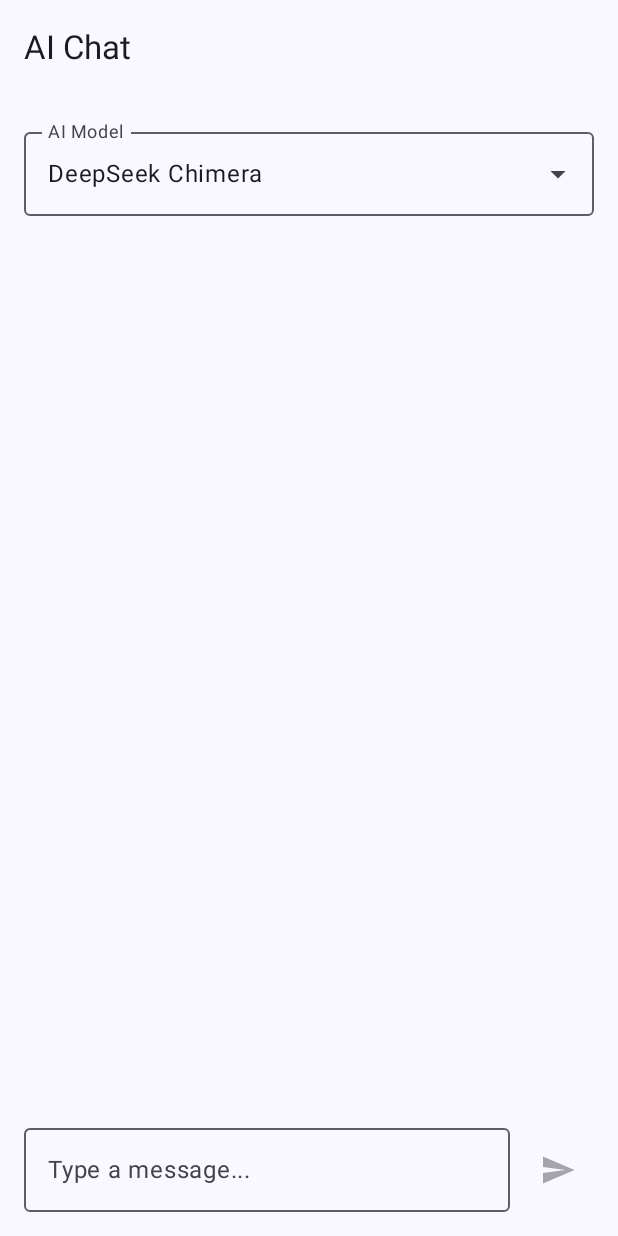
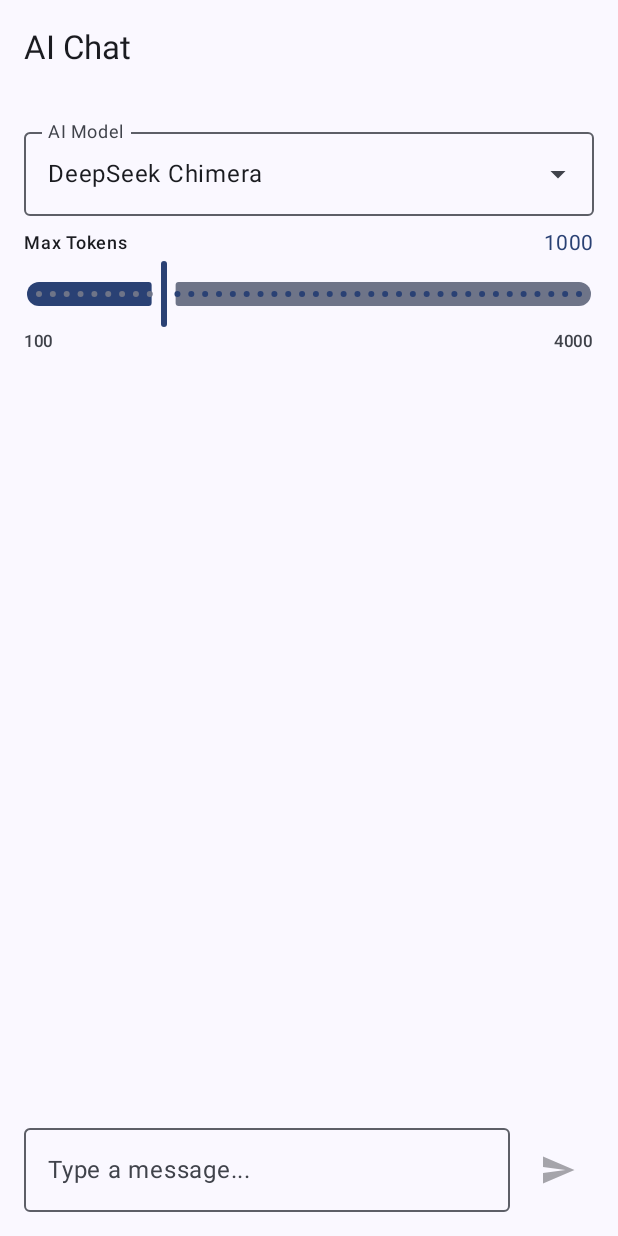
Before and after one commit to Sanchello69/MyAiModelsBot, an Android app built with Jetpack Compose: the screen it shows after launch (MainActivity), on a phone screen of 412 x 824 dp. Run offline under Robolectric (Android 15) with nearby library versions, the phone set to English and light mode, and no system bars.

Commit message:
Настройка максимального количества токенов успешно добавлена!
  Что было реализовано:

  1. Data Layer:
  - ✅ Добавлен параметр maxTokens в ChatRequest DTO
  - ✅ Параметр опциональный (можно не указывать)

  2. Domain Layer:
  - ✅ Обновлен ChatRepository интерфейс для передачи maxTokens
  - ✅ Обновлен SendMessageUseCase для передачи параметра
  - ✅ Обновлен ChatRepositoryImpl для отправки в API

  3. Presentation Layer:
  - ✅ Добавлено поле maxTokens в ChatUiState (значение по умолчанию: 1000)
  - ✅ Добавлено событие OnMaxTokensChange в ChatEvent
  - ✅ Обновлен ChatViewModel для обработки изменений

  4. UI (Jetpack Compose):
  - ✅ Создан компонент TokensLimitSelector с красивым Slider
  - ✅ Отображение текущего значения токенов
  - ✅ Диапазон: от 100 до 4000 токенов
  - ✅ Шаг изменения: 100 токенов

```diff
--- a/app/src/main/java/com/turboguys/myaimodelsbot/data/remote/dto/ChatRequest.kt
+++ b/app/src/main/java/com/turboguys/myaimodelsbot/data/remote/dto/ChatRequest.kt
@@ -6,7 +6,9 @@ data class ChatRequest(
     @SerializedName("model")
     val model: String,
     @SerializedName("messages")
-    val messages: List<MessageDto>
+    val messages: List<MessageDto>,
+    @SerializedName("max_tokens")
+    val maxTokens: Int? = null
 )
 
 data class MessageDto(
--- a/app/src/main/java/com/turboguys/myaimodelsbot/data/repository/ChatRepositoryImpl.kt
+++ b/app/src/main/java/com/turboguys/myaimodelsbot/data/repository/ChatRepositoryImpl.kt
@@ -15,12 +15,14 @@ class ChatRepositoryImpl(
 
     override suspend fun sendMessage(
         model: AiModel,
-        messages: List<Message>
+        messages: List<Message>,
+        maxTokens: Int?
     ): Result<Message> {
         return try {
             val request = ChatRequest(
                 model = model.modelId,
-                messages = messages.map { it.toDto() }
+                messages = messages.map { it.toDto() },
+                maxTokens = maxTokens
             )
 
             val response = apiService.sendMessage(request)
--- a/app/src/main/java/com/turboguys/myaimodelsbot/domain/repository/ChatRepository.kt
+++ b/app/src/main/java/com/turboguys/myaimodelsbot/domain/repository/ChatRepository.kt
@@ -6,6 +6,7 @@ import com.turboguys.myaimodelsbot.domain.model.Message
 interface ChatRepository {
     suspend fun sendMessage(
         model: AiModel,
-        messages: List<Message>
+        messages: List<Message>,
+        maxTokens: Int? = null
     ): Result<Message>
 }
--- a/app/src/main/java/com/turboguys/myaimodelsbot/domain/usecase/SendMessageUseCase.kt
+++ b/app/src/main/java/com/turboguys/myaimodelsbot/domain/usecase/SendMessageUseCase.kt
@@ -9,8 +9,9 @@ class SendMessageUseCase(
 ) {
     suspend operator fun invoke(
         model: AiModel,
-        messages: List<Message>
+        messages: List<Message>,
+        maxTokens: Int? = null
     ): Result<Message> {
-        return repository.sendMessage(model, messages)
+        return repository.sendMessage(model, messages, maxTokens)
     }
 }
--- a/app/src/main/java/com/turboguys/myaimodelsbot/presentation/chat/ChatEvent.kt
+++ b/app/src/main/java/com/turboguys/myaimodelsbot/presentation/chat/ChatEvent.kt
@@ -6,5 +6,6 @@ sealed class ChatEvent {
     data class OnMessageChange(val message: String) : ChatEvent()
     data object OnSendMessage : ChatEvent()
     data class OnModelSelect(val model: AiModel) : ChatEvent()
+    data class OnMaxTokensChange(val maxTokens: Int) : ChatEvent()
     data object OnErrorDismiss : ChatEvent()
 }
--- a/app/src/main/java/com/turboguys/myaimodelsbot/presentation/chat/ChatScreen.kt
+++ b/app/src/main/java/com/turboguys/myaimodelsbot/presentation/chat/ChatScreen.kt
@@ -26,6 +26,7 @@ import androidx.compose.material3.IconButton
 import androidx.compose.material3.MaterialTheme
 import androidx.compose.material3.OutlinedTextField
 import androidx.compose.material3.Scaffold
+import androidx.compose.material3.Slider
 import androidx.compose.material3.SnackbarHost
 import androidx.compose.material3.SnackbarHostState
 import androidx.compose.material3.Surface
@@ -85,7 +86,17 @@ fun ChatScreen(
                 onModelSelect = { viewModel.onEvent(ChatEvent.OnModelSelect(it)) },
                 modifier = Modifier
                     .fillMaxWidth()
-                    .padding(16.dp)
+                    .padding(horizontal = 16.dp)
+                    .padding(top = 16.dp)
+            )
+
+            TokensLimitSelector(
+                maxTokens = uiState.maxTokens,
+                onMaxTokensChange = { viewModel.onEvent(ChatEvent.OnMaxTokensChange(it)) },
+                modifier = Modifier
+                    .fillMaxWidth()
+                    .padding(horizontal = 16.dp)
+                    .padding(top = 8.dp)
             )
 
             MessageList(
@@ -147,6 +158,55 @@ fun ModelSelector(
                     }
                 )
             }
+        }
+    }
+}
+
+@Composable
+fun TokensLimitSelector(
+    maxTokens: Int,
+    onMaxTokensChange: (Int) -> Unit,
+    modifier: Modifier = Modifier
+) {
+    Column(modifier = modifier) {
+        Row(
+            modifier = Modifier.fillMaxWidth(),
+            horizontalArrangement = Arrangement.SpaceBetween,
+            verticalAlignment = Alignment.CenterVertically
+        ) {
+            Text(
+                text = "Max Tokens",
+                style = MaterialTheme.typography.labelMedium
+            )
+            Text(
+                text = maxTokens.toString(),
+                style = MaterialTheme.typography.bodyMedium,
+                color = MaterialTheme.colorScheme.primary
+            )
+        }
+
+        Slider(
+            value = maxTokens.toFloat(),
+            onValueChange = { onMaxTokensChange(it.toInt()) },
+            valueRange = 100f..4000f,
+            steps = 38, // Шаги по 100 токенов
+            modifier = Modifier.fillMaxWidth()
+        )
+
+        Row(
+            modifier = Modifier.fillMaxWidth(),
+            horizontalArrangement = Arrangement.SpaceBetween
+        ) {
+            Text(
+                text = "100",
+                style = MaterialTheme.typography.labelSmall,
+                color = MaterialTheme.colorScheme.onSurfaceVariant
+            )
+            Text(
+                text = "4000",
+                style = MaterialTheme.typography.labelSmall,
+                color = MaterialTheme.colorScheme.onSurfaceVariant
+            )
         }
     }
 }
--- a/app/src/main/java/com/turboguys/myaimodelsbot/presentation/chat/ChatUiState.kt
+++ b/app/src/main/java/com/turboguys/myaimodelsbot/presentation/chat/ChatUiState.kt
@@ -8,5 +8,6 @@ data class ChatUiState(
     val selectedModel: AiModel = AiModel.DEEPSEEK_CHIMERA,
     val isLoading: Boolean = false,
     val error: String? = null,
-    val inputText: String = ""
+    val inputText: String = "",
+    val maxTokens: Int = 1000 // Значение по умолчанию
 )
```
Also changed, not shown: app/src/main/java/com/turboguys/myaimodelsbot/presentation/chat/ChatViewModel.kt (+6 -1 lines).
